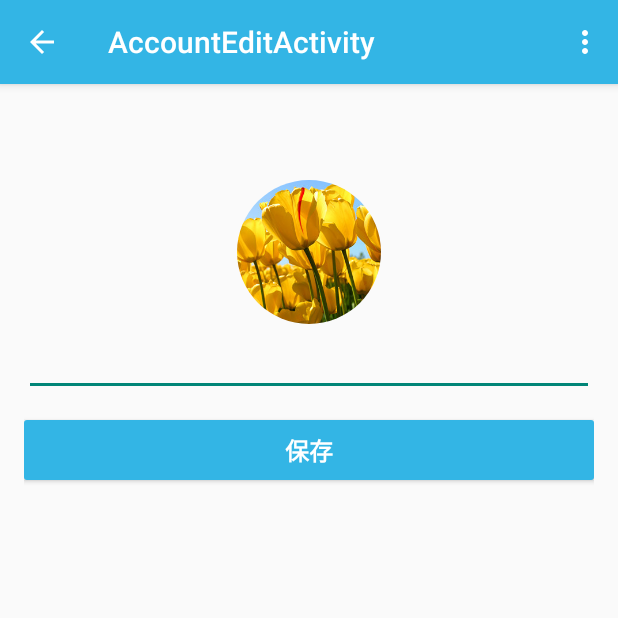
After one commit to Joyce1991/Jo, an Android app: the AccountEditActivity screen opened directly, with no data from a screen before it, on a phone screen of 412 x 824 dp, the top half of it. The commit adds this screen. Run offline under Robolectric (Android 15) with nearby library versions, the phone set to English and light mode, and no system bars; our stand-ins replace CircleImageView; pictures from the network do not load.

```diff
--- /dev/null
+++ b/app/src/main/java/com/jalen/jo/activities/AccountEditActivity.java
@@ -0,0 +1,88 @@
+package com.jalen.jo.activities;
+
+import android.support.v7.app.ActionBarActivity;
+import android.support.v7.app.ActionBar;
+import android.support.v4.app.Fragment;
+import android.os.Bundle;
+import android.view.LayoutInflater;
+import android.view.Menu;
+import android.view.MenuItem;
+import android.view.View;
+import android.view.ViewGroup;
+import android.os.Build;
+import android.widget.Button;
+import android.widget.EditText;
+
+import com.jalen.jo.R;
+
+public class AccountEditActivity extends ActionBarActivity {
+
+    @Override
+    protected void onCreate(Bundle savedInstanceState) {
+        super.onCreate(savedInstanceState);
+        setContentView(R.layout.activity_account_edit);
+        if (savedInstanceState == null) {
+            getSupportFragmentManager().beginTransaction()
+                    .add(R.id.container, new PlaceholderFragment())
+                    .commit();
+        }
+    }
+
+
+    @Override
+    public boolean onCreateOptionsMenu(Menu menu) {
+        // Inflate the menu; this adds items to the action bar if it is present.
+        getMenuInflater().inflate(R.menu.menu_account_edit, menu);
+        return true;
+    }
+
+    @Override
+    public boolean onOptionsItemSelected(MenuItem item) {
+        // Handle action bar item clicks here. The action bar will
+        // automatically handle clicks on the Home/Up button, so long
+        // as you specify a parent activity in AndroidManifest.xml.
+        int id = item.getItemId();
+
+        //noinspection SimplifiableIfStatement
+        if (id == R.id.action_settings) {
+            return true;
+        }
+
+        return super.onOptionsItemSelected(item);
+    }
+
+    /**
+     * A placeholder fragment containing a simple view.
+     */
+    public static class PlaceholderFragment extends Fragment implements View.OnClickListener {
+//        M
+        private String mNickname;
+//        V
+        private EditText etNickname;
+        private Button btnSave;
+
+        public PlaceholderFragment() {
+        }
+
+        @Override
+        public View onCreateView(LayoutInflater inflater, ViewGroup container,
+                                 Bundle savedInstanceState) {
+            View rootView = inflater.inflate(R.layout.fragment_account_edit, container, false);
+
+            etNickname = (EditText) rootView.findViewById(R.id.et_account_edit_nickname);
+            btnSave = (Button) rootView.findViewById(R.id.btn_account_edit_save);
+
+            btnSave.setOnClickListener(this);
+            return rootView;
+        }
+
+        @Override
+        public void onClick(View v) {
+            switch (v.getId()){
+                case R.id.btn_account_edit_save:
+
+                    break;
+            }
+        }
+    }
+}
--- /dev/null
+++ b/app/src/main/res/layout/activity_account_edit.xml
@@ -0,0 +1,4 @@
+<FrameLayout xmlns:android="http://schemas.android.com/apk/res/android"
+    xmlns:tools="http://schemas.android.com/tools" android:id="@+id/container"
+    android:layout_width="match_parent" android:layout_height="match_parent"
+    tools:context="com.jalen.jo.activities.AccountEditActivity" tools:ignore="MergeRootFrame" />
--- /dev/null
+++ b/app/src/main/res/layout/fragment_account_edit.xml
@@ -0,0 +1,28 @@
+<RelativeLayout xmlns:android="http://schemas.android.com/apk/res/android"
+    xmlns:tools="http://schemas.android.com/tools" android:layout_width="match_parent"
+    android:layout_height="match_parent" android:paddingLeft="@dimen/activity_horizontal_margin"
+    android:paddingRight="@dimen/activity_horizontal_margin"
+    android:paddingTop="@dimen/activity_vertical_margin"
+    android:paddingBottom="@dimen/activity_vertical_margin"
+    tools:context="com.jalen.jo.activities.AccountEditActivity$PlaceholderFragment">
+
+    <com.jalen.jo.views.CircleImageView
+        android:id="@+id/civ_account_edit_usericon"
+        android:layout_width="96dp"
+        android:layout_height="96dp"
+        android:layout_alignParentTop="true"
+        android:layout_marginTop="48dp"
+        android:layout_centerHorizontal="true"
+        android:src="@drawable/tulips"/>
+
+    <EditText
+        android:id="@+id/et_account_edit_nickname"
+        style="@style/JoComponentStyle"
+        android:layout_below="@id/civ_account_edit_usericon"/>
+    <Button
+        android:id="@+id/btn_account_edit_save"
+        style="@style/JoComponentStyle.Button"
+        android:layout_below="@id/et_account_edit_nickname"
+        android:text="@string/btn_account_edit_save"/>
+
+</RelativeLayout>
--- /dev/null
+++ b/app/src/main/res/menu/menu_account_edit.xml
@@ -0,0 +1,7 @@
+<menu xmlns:android="http://schemas.android.com/apk/res/android"
+    xmlns:app="http://schemas.android.com/apk/res-auto"
+    xmlns:tools="http://schemas.android.com/tools"
+    tools:context="com.jalen.jo.activities.AccountEditActivity">
+    <item android:id="@+id/action_settings" android:title="@string/action_settings"
+        android:orderInCategory="100" app:showAsAction="never" />
+</menu>
```
Also changed, not shown: app/src/main/AndroidManifest.xml (+13 -4 lines), app/src/main/java/com/jalen/jo/activities/SignupActivity.java (+121 -2 lines), app/src/main/java/com/jalen/jo/utils/VerifyUtil.java (added, +58 -0 lines), app/src/main/res/drawable/dialog_loading.xml (added, +8 -0 lines), app/src/main/res/layout/dialog_loading.xml (added, +27 -0 lines), app/src/main/res/layout/fragment_signup.xml (+10 -3 lines), app/src/main/res/values/strings.xml (+8 -0 lines).
